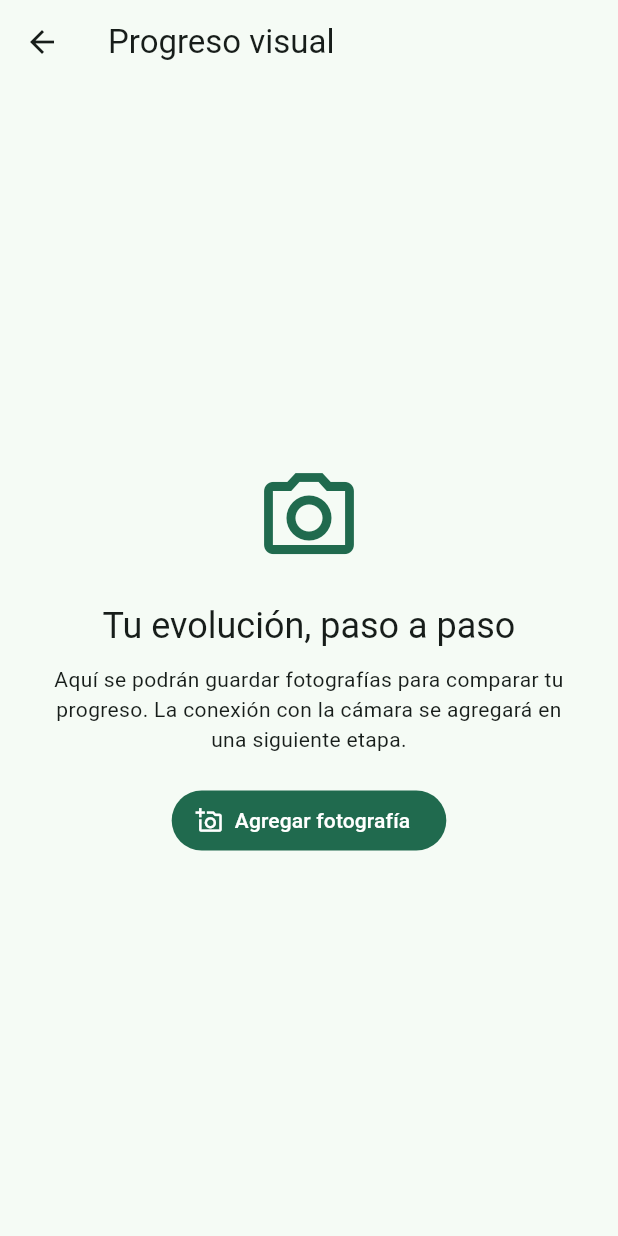
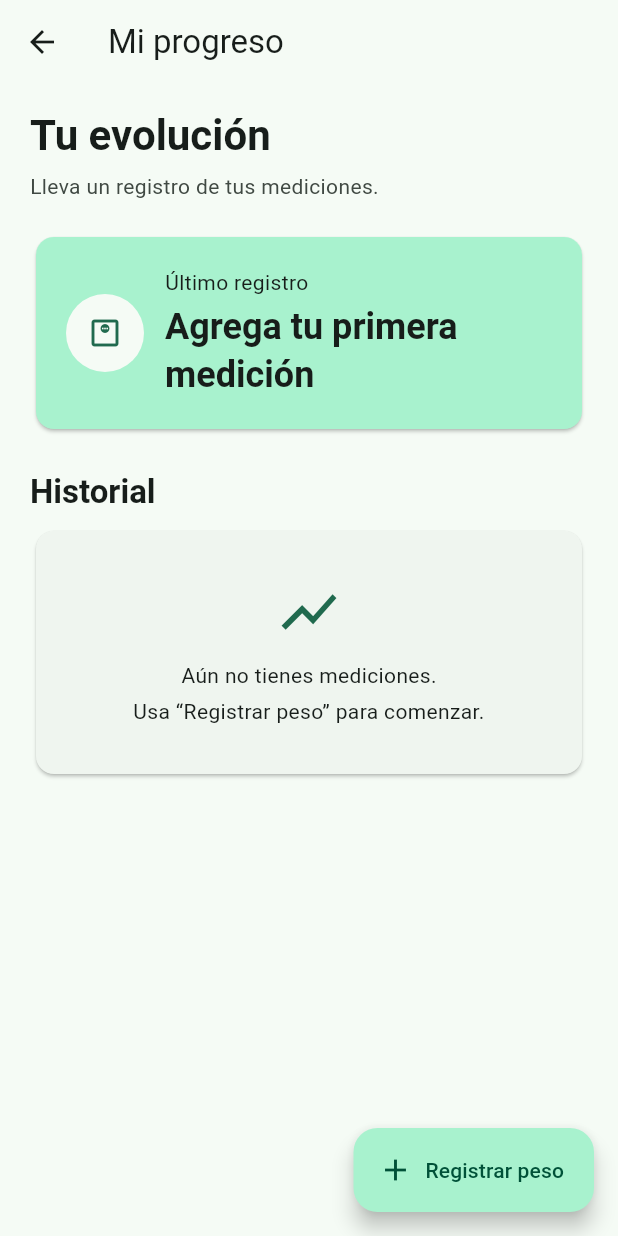
Before and after one commit to Javierszn/LiftLog-Pro-Movil, a Flutter app: the ProgressScreen screen opened directly, on a phone screen of 412 x 824 dp. Run offline on Flutter 3.47's test engine with Material 3 defaults, Android fonts, the phone set to English and light mode, and no system bars.

```diff
--- a/lib/features/liftlog/screens/access_screen.dart
+++ b/lib/features/liftlog/screens/access_screen.dart
@@ -84,7 +84,7 @@ class _AccessScreenState extends State<AccessScreen> {
                     const SizedBox(height: 20),
                     FilledButton(
                       onPressed: _continue,
-                      child: Text(_registering ? 'Crear cuenta de muestra' : 'Iniciar sesión de muestra'),
+                      child: Text(_registering ? 'Crear cuenta' : 'Iniciar sesión'),
                     ),
                     TextButton(
                       onPressed: () => setState(() => _registering = !_registering),
@@ -92,7 +92,7 @@ class _AccessScreenState extends State<AccessScreen> {
                     ),
                     const SizedBox(height: 12),
                     Text(
-                      'Acceso de demostración. Las cuentas se guardarán cuando integremos la autenticación local.',
+                      '',
                       textAlign: TextAlign.center,
                       style: TextStyle(color: colors.onSurfaceVariant, fontSize: 12),
                     ),
--- a/lib/features/liftlog/screens/progress_screen.dart
+++ b/lib/features/liftlog/screens/progress_screen.dart
@@ -1,43 +1,125 @@
 import 'package:flutter/material.dart';
 
-class ProgressScreen extends StatelessWidget {
+class ProgressScreen extends StatefulWidget {
   const ProgressScreen({super.key});
 
   @override
+  State<ProgressScreen> createState() => _ProgressScreenState();
+}
+
+class _ProgressScreenState extends State<ProgressScreen> {
+  final List<_ProgressRecord> _records = [];
+
+  Future<void> _addRecord() async {
+    final controller = TextEditingController();
+    final weight = await showDialog<double>(
+      context: context,
+      builder: (dialogContext) => AlertDialog(
+        title: const Text('Registrar peso'),
+        content: TextField(
+          controller: controller,
+          keyboardType: const TextInputType.numberWithOptions(decimal: true),
+          decoration: const InputDecoration(labelText: 'Peso en kg', suffixText: 'kg'),
+        ),
+        actions: [
+          TextButton(onPressed: () => Navigator.pop(dialogContext), child: const Text('Cancelar')),
+          FilledButton(
+            onPressed: () {
+              final value = double.tryParse(controller.text.replaceAll(',', '.'));
+              if (value != null && value > 0) Navigator.pop(dialogContext, value);
+            },
+            child: const Text('Guardar'),
+          ),
+        ],
+      ),
+    );
+    controller.dispose();
+    if (weight != null && mounted) {
+      setState(() => _records.insert(0, _ProgressRecord(weight: weight, date: DateTime.now())));
+    }
+  }
+
+  @override
   Widget build(BuildContext context) {
+    final colors = Theme.of(context).colorScheme;
+    final latest = _records.isEmpty ? null : _records.first;
+    final previous = _records.length < 2 ? null : _records[1];
+    final difference = latest != null && previous != null ? latest.weight - previous.weight : null;
+
     return Scaffold(
-      appBar: AppBar(title: const Text('Progreso visual')),
+      appBar: AppBar(title: const Text('Mi progreso')),
+      floatingActionButton: FloatingActionButton.extended(
+        onPressed: _addRecord,
+        icon: const Icon(Icons.add),
+        label: const Text('Registrar peso'),
+      ),
       body: Center(
         child: ConstrainedBox(
-          constraints: const BoxConstraints(maxWidth: 560),
-          child: Padding(
-            padding: const EdgeInsets.all(24),
-            child: Column(
-              mainAxisAlignment: MainAxisAlignment.center,
-              children: [
-                Icon(Icons.photo_camera_outlined, size: 72, color: Theme.of(context).colorScheme.primary),
-                const SizedBox(height: 20),
-                Text('Tu evolución, paso a paso', style: Theme.of(context).textTheme.headlineSmall, textAlign: TextAlign.center),
-                const SizedBox(height: 10),
-                const Text(
-                  'Aquí se podrán guardar fotografías para comparar tu progreso. La conexión con la cámara se agregará en una siguiente etapa.',
-                  textAlign: TextAlign.center,
+          constraints: const BoxConstraints(maxWidth: 680),
+          child: ListView(
+            padding: const EdgeInsets.fromLTRB(20, 16, 20, 100),
+            children: [
+              Text('Tu evolución', style: Theme.of(context).textTheme.headlineMedium?.copyWith(fontWeight: FontWeight.bold)),
+              const SizedBox(height: 6),
+              Text('Lleva un registro de tus mediciones.', style: TextStyle(color: colors.onSurfaceVariant)),
+              const SizedBox(height: 20),
+              Card(
+                color: colors.primaryContainer,
+                child: Padding(
+                  padding: const EdgeInsets.all(20),
+                  child: Row(children: [
+                    CircleAvatar(radius: 26, backgroundColor: colors.surface, child: Icon(Icons.monitor_weight_outlined, color: colors.primary)),
+                    const SizedBox(width: 14),
+                    Expanded(child: Column(crossAxisAlignment: CrossAxisAlignment.start, children: [
+                      const Text('Último registro'),
+                      const SizedBox(height: 4),
+                      Text(latest == null ? 'Agrega tu primera medición' : '${latest.weight.toStringAsFixed(1)} kg', style: Theme.of(context).textTheme.headlineSmall?.copyWith(fontWeight: FontWeight.bold)),
+                    ])),
+                    if (difference != null)
+                      Text('${difference > 0 ? '+' : ''}${difference.toStringAsFixed(1)} kg', style: Theme.of(context).textTheme.titleMedium?.copyWith(fontWeight: FontWeight.bold)),
+                  ]),
                 ),
-                const SizedBox(height: 20),
-                FilledButton.icon(
-                  onPressed: () {
-                    ScaffoldMessenger.of(context).showSnackBar(
-                      const SnackBar(content: Text('La cámara se integrará en la siguiente etapa.')),
-                    );
-                  },
-                  icon: const Icon(Icons.add_a_photo_outlined),
-                  label: const Text('Agregar fotografía'),
-                ),
-              ],
-            ),
+              ),
+              const SizedBox(height: 24),
+              Text('Historial', style: Theme.of(context).textTheme.titleLarge?.copyWith(fontWeight: FontWeight.bold)),
+              const SizedBox(height: 8),
+              if (_records.isEmpty)
+                Card(
+                  child: Padding(
+                    padding: const EdgeInsets.symmetric(vertical: 32, horizontal: 20),
+                    child: Column(children: [
+                      Icon(Icons.show_chart, size: 44, color: colors.primary),
+                      const SizedBox(height: 10),
+                      const Text('Aún no tienes mediciones.'),
+                      const SizedBox(height: 4),
+                      const Text('Usa “Registrar peso” para comenzar.', textAlign: TextAlign.center),
+                    ]),
+                  ),
+                )
+              else
+                ..._records.map((record) => Card(
+                  child: ListTile(
+                    leading: CircleAvatar(backgroundColor: colors.secondaryContainer, child: Icon(Icons.monitor_weight_outlined, color: colors.onSecondaryContainer)),
+                    title: Text('${record.weight.toStringAsFixed(1)} kg', style: const TextStyle(fontWeight: FontWeight.bold)),
+                    subtitle: Text('${record.date.day}/${record.date.month}/${record.date.year}'),
+                    trailing: IconButton(
+                      tooltip: 'Eliminar registro',
+                      icon: const Icon(Icons.delete_outline),
+                      onPressed: () => setState(() => _records.remove(record)),
+                    ),
+                  ),
+                )),
+            ],
           ),
         ),
       ),
     );
   }
 }
+
+class _ProgressRecord {
+  const _ProgressRecord({required this.weight, required this.date});
+
+  final double weight;
+  final DateTime date;
+}
```
Also changed, not shown: lib/features/liftlog/screens/dashboard_screen.dart (+25 -40 lines), lib/features/liftlog/screens/profile_screen.dart (+8 -8 lines), lib/features/liftlog/screens/training_plan_screen.dart (added, +75 -0 lines), lib/features/liftlog/screens/workout_session_screen.dart (added, +64 -0 lines), 1 other file.
